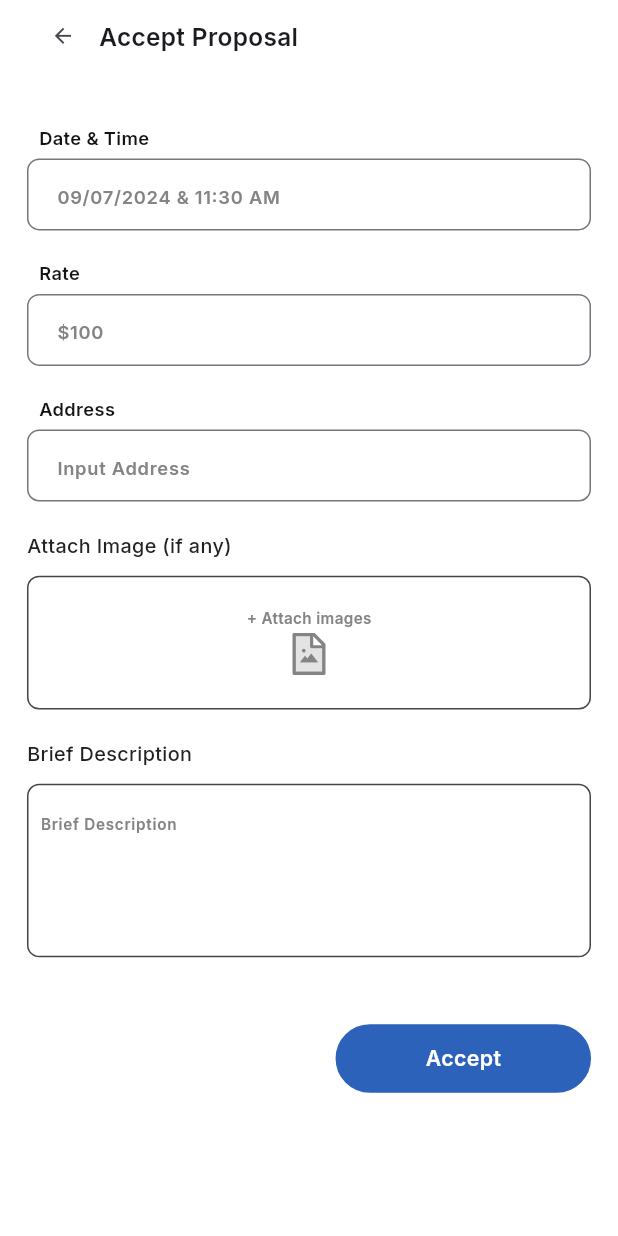
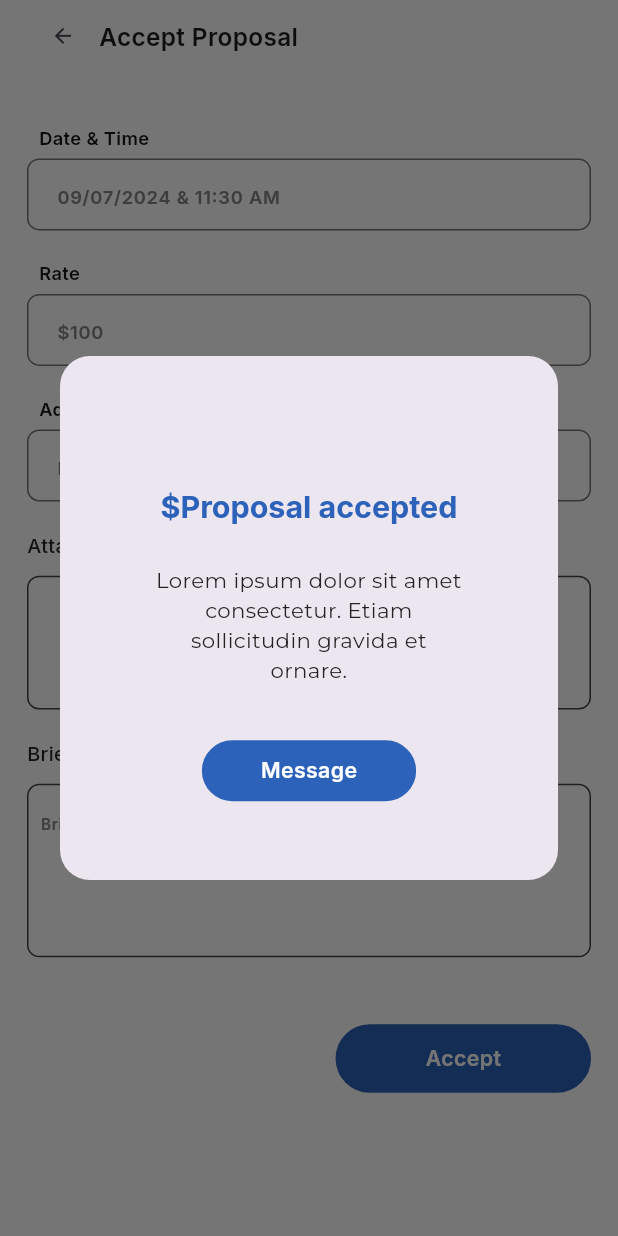
Before and after one commit to project-5327/project-5237-providerside, a Flutter app: the AcceptProposalScreen screen opened directly, after a tap on "Accept", on a phone screen of 412 x 824 dp. Run offline on Flutter 3.47's test engine with Material 3 defaults, Android fonts, the phone set to English and light mode, and no system bars; our stand-ins replace carousel_slider, easy_sidemenu, file_picker, flutter_map, flutter_screenutil, flutter_svg and 5 more; project files that could hold a hidden picture were left out.

Commit message:
not done

```diff
--- a/lib/desktop/home/AcceptProposalScreen.dart
+++ b/lib/desktop/home/AcceptProposalScreen.dart
@@ -5,6 +5,8 @@ import 'package:flutter_screenutil/flutter_screenutil.dart';
 import 'package:flutter_svg/svg.dart';
 import 'package:get/get.dart';
 import 'package:image_picker/image_picker.dart';
+import 'package:project_5237_provider/presentation/constants/responsive_view.dart';
+import 'package:project_5237_provider/presentation/screens/my_contracts/send_screen.dart';
 
 import '../../presentation/constants/assets.dart';
 import '../../presentation/constants/color.dart';
@@ -208,7 +210,9 @@ class _AcceptProposalScreenState extends State<AcceptProposalScreen> {
                           width: 155.w,
                           color: MyColors.btnColor,
                           textColor: MyColors.white,
-                        onTap: () {}),
+                          onTap: () {
+                            _showDialogeBox(context);
+                          }),
                     ),
                     SizedBox(
                       height: 20.h,
@@ -219,6 +223,63 @@ class _AcceptProposalScreenState extends State<AcceptProposalScreen> {
             ),
           ),
         ),
-    ));
+      ),
+    );
+  }
+
+  void _showDialogeBox(context) {
+    final responsive = ResponsiveCheck(context);
+    Get.defaultDialog(
+      titlePadding: EdgeInsets.only(top: 86.h, bottom: 25.h),
+      contentPadding: EdgeInsets.symmetric(horizontal: 55.w),
+      title: "\$Proposal accepted",
+      titleStyle: TextStyle(
+          fontSize: 20.sp,
+          color: MyColors.btnColor,
+          fontWeight: FontWeight.w700),
+      content: Column(
+        children: [
+          SizedBox(
+            width: responsive.isMobile || responsive.isTablet
+                ? double.infinity
+                : 240.w,
+            child: TextWidget(
+              align: TextAlign.center,
+              text:
+                  'Lorem ipsum dolor sit amet consectetur. Etiam sollicitudin gravida et ornare.',
+              color: MyColors.black1,
+              size: 14.sp,
+              fontweight: FontWeight.w400,
+            ),
+          ),
+          SizedBox(
+            height: 36.h,
+          ),
+          Row(
+            mainAxisAlignment: MainAxisAlignment.center,
+            children: [
+              CustomizeButton(
+                borderColor: MyColors.btnColor,
+                radius: 100.r,
+                text: AppStrings.message,
+                height: 40.h,
+                width: 130.w,
+                color: MyColors.btnColor,
+                textColor: MyColors.white,
+                onTap: () {
+                  Navigator.popUntil(
+                    context,
+                    (route) => route.isFirst,
+                  );
+                },
+              ),
+            ],
+          ),
+          SizedBox(
+            height: 36.h,
+          )
+        ],
+      ),
+    );
   }
 }
--- a/lib/desktop/projects/projects_screen.dart
+++ b/lib/desktop/projects/projects_screen.dart
@@ -95,7 +95,9 @@ class _ProjectsScreenState extends State<ProjectsScreen> {
                                 Navigator.push(
                                   context,
                                   MaterialPageRoute(
-                                    builder: (context) => ProjectDetailScreen(),
+                                    builder: (context) => ProjectDetailScreen(
+                                      isFromHomeScreen: false,
+                                    ),
                                   ),
                                 );
                               },
--- a/lib/main.dart
+++ b/lib/main.dart
@@ -44,7 +44,9 @@ class MyApp extends StatelessWidget {
             ),
             useMaterial3: true,
           ),
-          home: OnbarodingScreen1(),
+          home: responsive.isMobile || responsive.isTablet
+              ? SplashScreen()
+              : OnbarodingScreen1(),
         );
 
         //  Profile3());
--- a/lib/presentation/constants/strings.dart
+++ b/lib/presentation/constants/strings.dart
@@ -134,4 +134,7 @@ class AppStrings {
   static const home = 'Home';
   static const seeAll = 'See All';
   static const recentProposal = 'Recent Proposal';
+  static const message = 'Message';
+  static const hire = 'Hire';
+  static const sendProposal = 'Send proposal';
 }
--- a/lib/presentation/screens/login_register/home_screen.dart
+++ b/lib/presentation/screens/login_register/home_screen.dart
@@ -215,7 +215,9 @@ class _HomeScreenState extends State<HomeScreen> {
                               Navigator.push(
                                 context,
                                 MaterialPageRoute(
-                                  builder: (context) => ProjectDetailScreen(),
+                                  builder: (context) => ProjectDetailScreen(
+                                    isFromHomeScreen: true,
+                                  ),
                                 ),
                               );
                             },
```
Also changed, not shown: lib/desktop/onboarding/onboarding1.dart (+9 -2 lines), lib/desktop/projects/project_detail_screen.dart (+13 -4 lines), lib/presentation/screens/milestones/awaiting_milestones.dart (+7 -7 lines), lib/presentation/screens/milestones/payments.dart (+69 -1 lines). Lines whose indentation alone changed are shown as unchanged.
